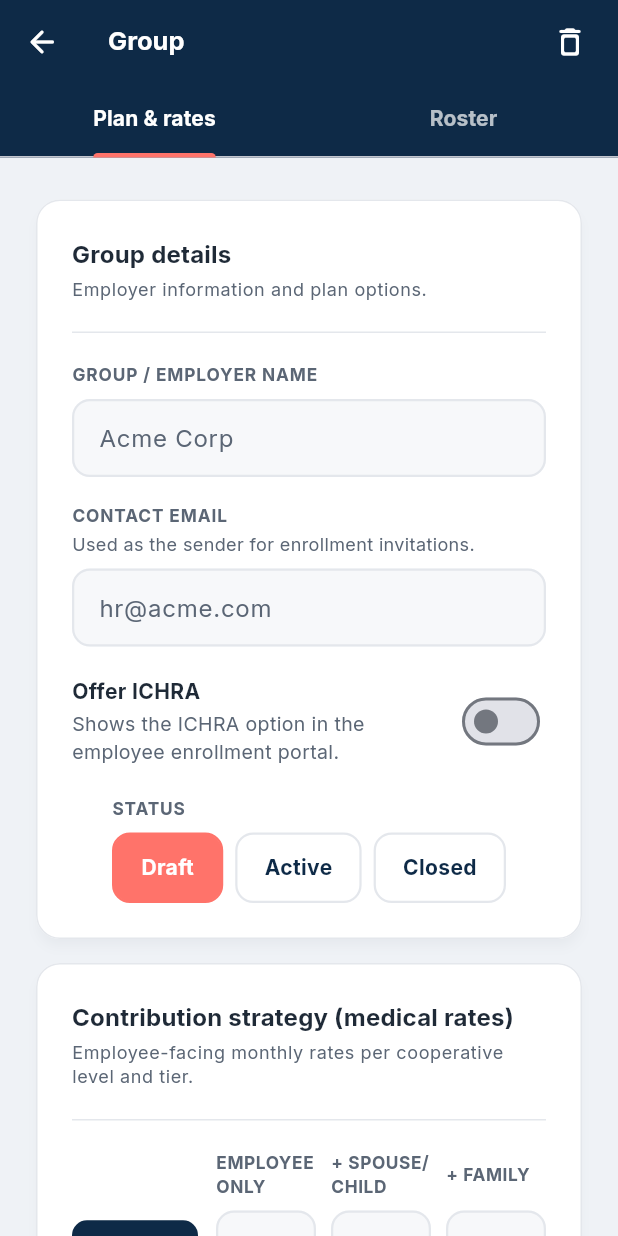
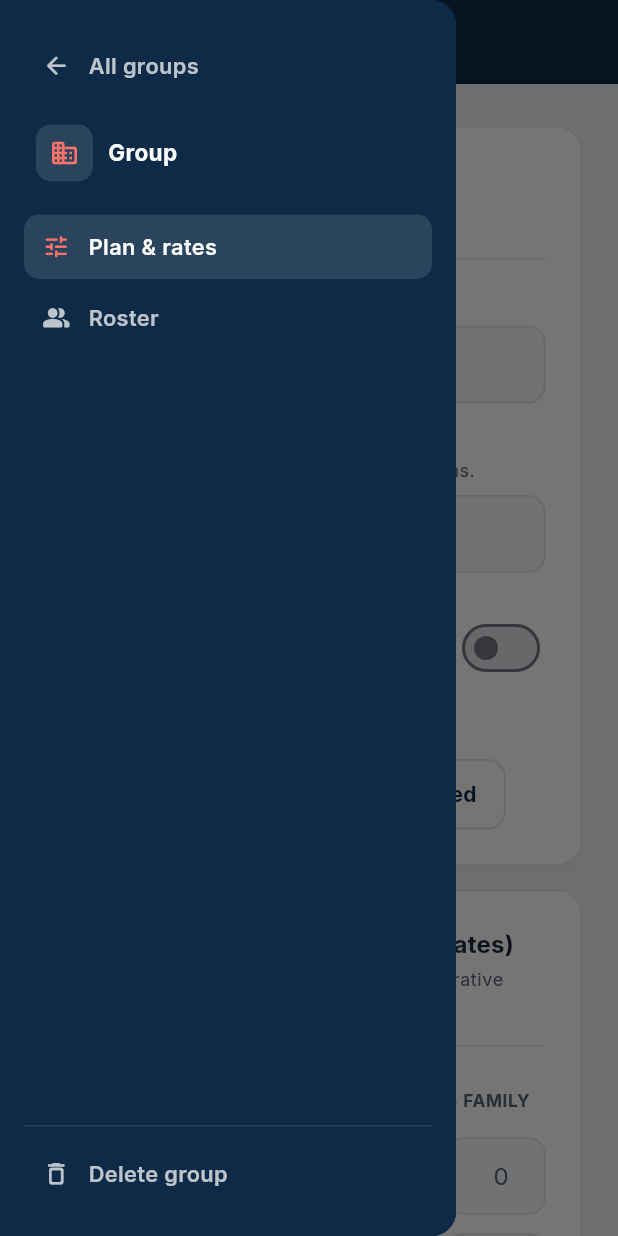
Before and after one commit to mdallasmiller/healthpass-small-group-enrolllment, a Flutter app: the GroupDetailScreen screen opened directly with empty values, with the side drawer open (before the commit the screen has no drawer), on a phone screen of 412 x 824 dp. Run offline on Flutter 3.47's test engine with Material 3 defaults, Android fonts, the phone set to English and light mode, and no system bars; our stand-ins replace cloud_firestore, csv, file_picker, firebase_auth, firebase_core, google_fonts; accounts and stored records are empty; statements that could not run were skipped.

Commit message:
Design: group detail uses left sidebar nav (Plan/Roster); shared NavItem widget
Co-Authored-By: Claude Opus 4.8 <noreply@anthropic.com>

```diff
--- a/app/lib/screens/admin_shell.dart
+++ b/app/lib/screens/admin_shell.dart
@@ -57,7 +57,7 @@ class SideNav extends StatelessWidget {
             child: BrandWordmark(size: 22),
           ),
           const SizedBox(height: 30),
-          const _NavItem(icon: Icons.business_rounded, label: 'Groups', active: true),
+          const NavItem(icon: Icons.business_rounded, label: 'Groups', active: true),
           const Spacer(),
           Divider(color: Colors.white.withValues(alpha: 0.12), height: 1),
           const SizedBox(height: 14),
@@ -86,50 +86,12 @@ class SideNav extends StatelessWidget {
             ),
           ),
           const SizedBox(height: 6),
-          _NavItem(
+          NavItem(
             icon: Icons.logout_rounded,
             label: 'Sign out',
             onTap: () => AuthService().signOut(),
           ),
         ],
-      ),
-    );
-  }
-}
-
-class _NavItem extends StatelessWidget {
-  final IconData icon;
-  final String label;
-  final bool active;
-  final VoidCallback? onTap;
-  const _NavItem({
-    required this.icon,
-    required this.label,
-    this.active = false,
-    this.onTap,
-  });
-
-  @override
-  Widget build(BuildContext context) {
-    final fg = active ? Colors.white : Colors.white.withValues(alpha: 0.72);
-    return Material(
-      color: active ? Colors.white.withValues(alpha: 0.12) : Colors.transparent,
-      borderRadius: BorderRadius.circular(10),
-      child: InkWell(
-        borderRadius: BorderRadius.circular(10),
-        onTap: onTap,
-        child: Padding(
-          padding: const EdgeInsets.symmetric(horizontal: 12, vertical: 11),
-          child: Row(
-            children: [
-              Icon(icon, size: 19, color: active ? AppColors.coral : fg),
-              const SizedBox(width: 12),
-              Text(label,
-                  style: TextStyle(
-                      color: fg, fontWeight: FontWeight.w600, fontSize: 14.5)),
-            ],
-          ),
-        ),
       ),
     );
   }
--- a/app/lib/screens/group_detail_screen.dart
+++ b/app/lib/screens/group_detail_screen.dart
@@ -2,21 +2,41 @@ import 'package:flutter/material.dart';
 import '../models/group.dart';
 import '../services/group_service.dart';
 import '../theme.dart';
+import '../widgets/ui.dart';
 import 'group_plan_form.dart';
 import 'roster_view.dart';
 
-/// Detail view for a single group: a "Plan & rates" tab (editable) and a
-/// "Roster" tab (employees).
-class GroupDetailScreen extends StatelessWidget {
+/// Detail view for a single group, using a left sidebar for navigation
+/// (Plan & rates / Roster) to match the admin shell.
+class GroupDetailScreen extends StatefulWidget {
   final Group group;
   const GroupDetailScreen({super.key, required this.group});
 
-  Future<void> _delete(BuildContext context) async {
+  @override
+  State<GroupDetailScreen> createState() => _GroupDetailScreenState();
+}
+
+class _GroupDetailScreenState extends State<GroupDetailScreen> {
+  final _scaffoldKey = GlobalKey<ScaffoldState>();
+  int _index = 0;
+
+  late final List<Widget> _bodies = [
+    GroupPlanForm(group: widget.group),
+    RosterView(groupId: widget.group.id!),
+  ];
+
+  void _select(int i) {
+    setState(() => _index = i);
+    _scaffoldKey.currentState?.closeDrawer();
+  }
+
+  Future<void> _delete() async {
+    _scaffoldKey.currentState?.closeDrawer();
     final ok = await showDialog<bool>(
       context: context,
       builder: (ctx) => AlertDialog(
         title: const Text('Delete group?'),
-        content: Text('This permanently removes "${group.name}" and its roster.'),
+        content: Text('This permanently removes "${widget.group.name}" and its roster.'),
         actions: [
           TextButton(
               onPressed: () => Navigator.pop(ctx, false),
@@ -28,48 +48,100 @@ class GroupDetailScreen extends StatelessWidget {
       ),
     );
     if (ok != true) return;
-    await GroupService().delete(group.id!);
-    if (context.mounted) Navigator.of(context).maybePop();
+    await GroupService().delete(widget.group.id!);
+    if (mounted) Navigator.of(context).maybePop();
+  }
+
+  Widget _sidebar() {
+    final g = widget.group;
+    return Container(
+      color: AppColors.navy,
+      padding: const EdgeInsets.fromLTRB(16, 22, 16, 20),
+      child: Column(
+        crossAxisAlignment: CrossAxisAlignment.stretch,
+        children: [
+          NavItem(
+            icon: Icons.arrow_back_rounded,
+            label: 'All groups',
+            onTap: () => Navigator.of(context).maybePop(),
+          ),
+          const SizedBox(height: 18),
+          Padding(
+            padding: const EdgeInsets.symmetric(horizontal: 8),
+            child: Row(
+              children: [
+                Container(
+                  width: 38,
+                  height: 38,
+                  decoration: BoxDecoration(
+                    color: Colors.white.withValues(alpha: 0.12),
+                    borderRadius: BorderRadius.circular(10),
+                  ),
+                  child: const Icon(Icons.business_rounded, color: AppColors.coral, size: 20),
+                ),
+                const SizedBox(width: 10),
+                Expanded(
+                  child: Text(
+                    g.name.isEmpty ? 'Group' : g.name,
+                    maxLines: 2,
+                    overflow: TextOverflow.ellipsis,
+                    style: const TextStyle(
+                        color: Colors.white, fontWeight: FontWeight.w700, fontSize: 15),
+                  ),
+                ),
+              ],
+            ),
+          ),
+          const SizedBox(height: 22),
+          NavItem(
+            icon: Icons.tune_rounded,
+            label: 'Plan & rates',
+            active: _index == 0,
+            onTap: () => _select(0),
+          ),
+          const SizedBox(height: 4),
+          NavItem(
+            icon: Icons.people_alt_rounded,
+            label: 'Roster',
+            active: _index == 1,
+            onTap: () => _select(1),
+          ),
+          const Spacer(),
+          Divider(color: Colors.white.withValues(alpha: 0.12), height: 1),
+          const SizedBox(height: 10),
+          NavItem(
+            icon: Icons.delete_outline_rounded,
+            label: 'Delete group',
+            onTap: _delete,
+          ),
+        ],
+      ),
+    );
   }
 
   @override
   Widget build(BuildContext context) {
-    return DefaultTabController(
-      length: 2,
-      child: Scaffold(
-        appBar: AppBar(
-          leading: IconButton(
-            icon: const Icon(Icons.arrow_back_rounded),
-            onPressed: () => Navigator.of(context).maybePop(),
-          ),
-          title: Text(group.name.isEmpty ? 'Group' : group.name),
-          actions: [
-            IconButton(
-              tooltip: 'Delete group',
-              icon: const Icon(Icons.delete_outline_rounded),
-              onPressed: () => _delete(context),
+    final content = IndexedStack(index: _index, children: _bodies);
+    return LayoutBuilder(
+      builder: (context, c) {
+        final wide = c.maxWidth >= 820;
+        if (wide) {
+          return Scaffold(
+            body: Row(
+              children: [
+                SizedBox(width: 258, child: _sidebar()),
+                Expanded(child: content),
+              ],
             ),
-            const SizedBox(width: 8),
-          ],
-          bottom: const TabBar(
-            indicatorColor: AppColors.coral,
-            indicatorWeight: 3,
-            labelColor: Colors.white,
-            unselectedLabelColor: Color(0xB3FFFFFF),
-            labelStyle: TextStyle(fontWeight: FontWeight.w700),
-            tabs: [
-              Tab(text: 'Plan & rates'),
-              Tab(text: 'Roster'),
-            ],
-          ),
-        ),
-        body: TabBarView(
-          children: [
-            GroupPlanForm(group: group),
-            RosterView(groupId: group.id!),
-          ],
-        ),
-      ),
+          );
+        }
+        return Scaffold(
+          key: _scaffoldKey,
+          appBar: AppBar(title: Text(widget.group.name.isEmpty ? 'Group' : widget.group.name)),
+          drawer: Drawer(backgroundColor: AppColors.navy, child: _sidebar()),
+          body: content,
+        );
+      },
     );
   }
 }
--- a/app/lib/widgets/ui.dart
+++ b/app/lib/widgets/ui.dart
@@ -191,6 +191,48 @@ class LoadingScreen extends StatelessWidget {
   }
 }
 
+/// A navigation item for the navy sidebars (admin shell + group detail).
+class NavItem extends StatelessWidget {
+  final IconData icon;
+  final String label;
+  final bool active;
+  final VoidCallback? onTap;
+  final Color iconActiveColor;
+  const NavItem({
+    super.key,
+    required this.icon,
+    required this.label,
+    this.active = false,
+    this.onTap,
+    this.iconActiveColor = AppColors.coral,
+  });
+
+  @override
+  Widget build(BuildContext context) {
+    final fg = active ? Colors.white : Colors.white.withValues(alpha: 0.72);
+    return Material(
+      color: active ? Colors.white.withValues(alpha: 0.12) : Colors.transparent,
+      borderRadius: BorderRadius.circular(10),
+      child: InkWell(
+        borderRadius: BorderRadius.circular(10),
+        onTap: onTap,
+        child: Padding(
+          padding: const EdgeInsets.symmetric(horizontal: 12, vertical: 11),
+          child: Row(
+            children: [
+              Icon(icon, size: 19, color: active ? iconActiveColor : fg),
+              const SizedBox(width: 12),
+              Text(label,
+                  style: TextStyle(
+                      color: fg, fontWeight: FontWeight.w600, fontSize: 14.5)),
+            ],
+          ),
+        ),
+      ),
+    );
+  }
+}
+
 /// A coral status pill (used for group status).
 class StatusPill extends StatelessWidget {
   final String label;
```
